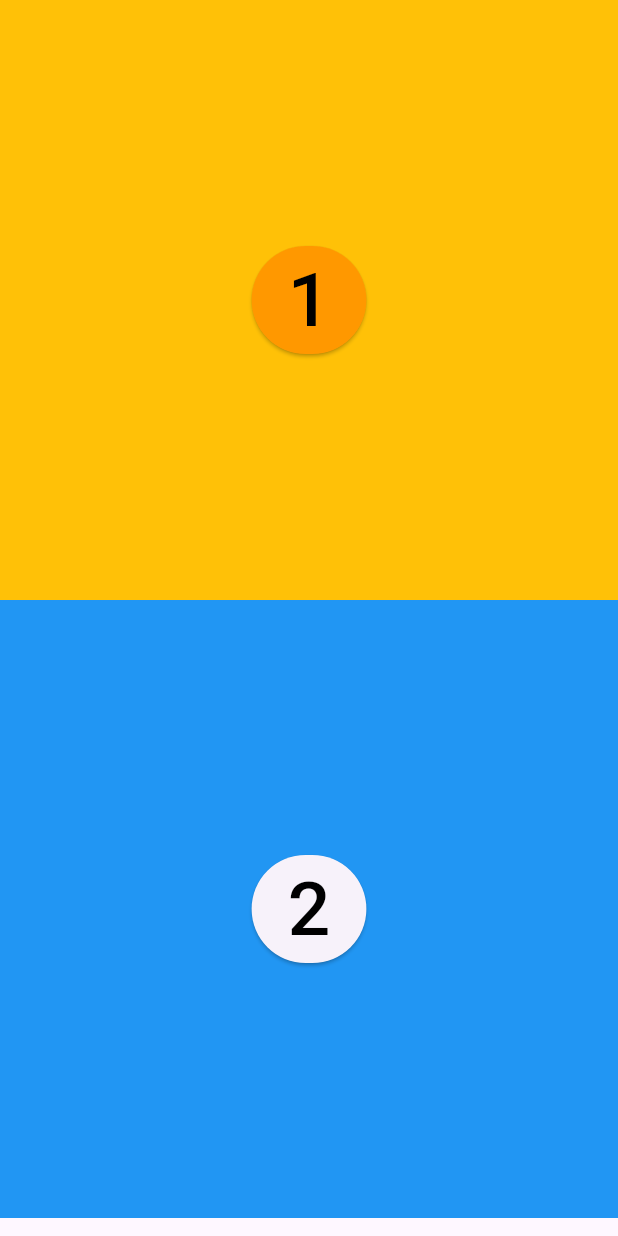
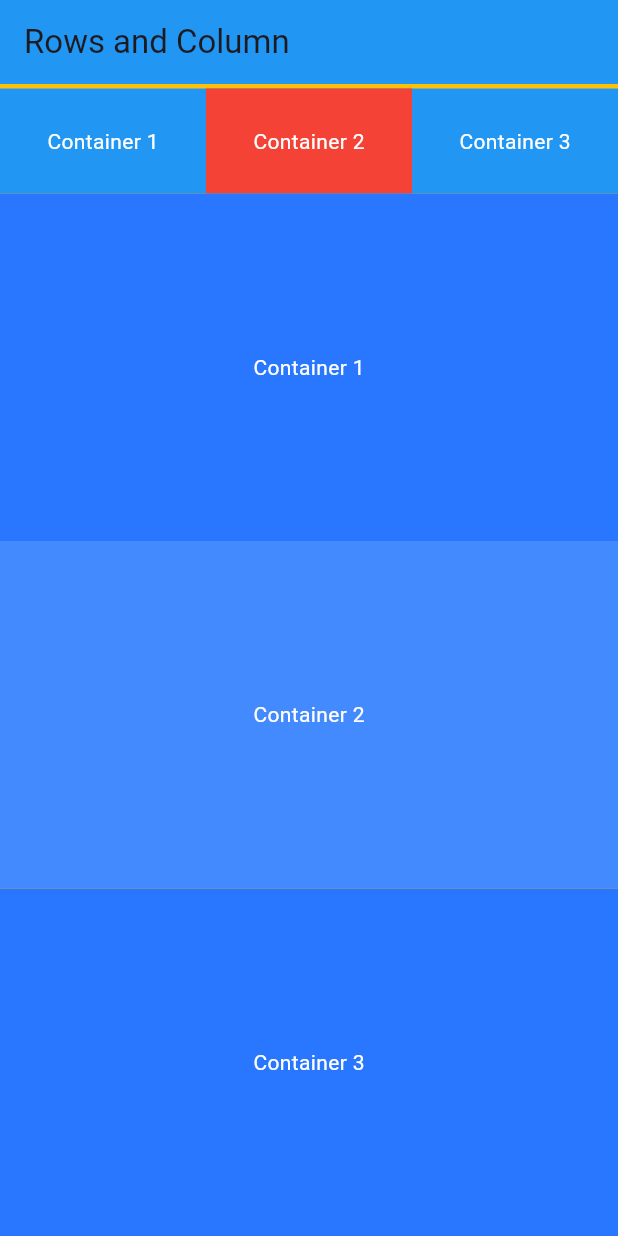
Before and after one commit to ChewanRai1/AppdevClass, a Flutter app: the screen it shows after launch, on a phone screen of 412 x 824 dp. Run offline on Flutter 3.47's test engine with Material 3 defaults, Android fonts, the phone set to English and light mode, and no system bars; missing offline and left inert: dart:ffi.

Commit message:
task rows column complete

```diff
--- a/lib/Screen/task_rowcolumn.dart
+++ b/lib/Screen/task_rowcolumn.dart
@@ -1,14 +1,158 @@
+import 'package:flutter/cupertino.dart';
 import 'package:flutter/material.dart';
+import 'package:flutter/widgets.dart';
 
-class TaskRowcolumn extends StatelessWidget {
-  const TaskRowcolumn({super.key});
+class TaskRowColumnScreen extends StatelessWidget {
+  const TaskRowColumnScreen({super.key});
 
   @override
   Widget build(BuildContext context) {
     return Scaffold(
+      backgroundColor: Colors.amber,
       appBar: AppBar(
-        title: const Text("Rows and Column"),
+        title: const Text('Rows and Column'),
         backgroundColor: Colors.blue,
+      ),
+      body: Column(
+        children: [
+          const SizedBox(
+            height: 3,
+          ),
+          Container(
+            decoration: const BoxDecoration(
+              color: Colors.blue,
+            ),
+            height: 70,
+            child: Row(
+              mainAxisAlignment: MainAxisAlignment.spaceAround,
+              children: [
+                Expanded(
+                  child: Container(
+                    alignment: Alignment.center,
+                    height: 200,
+                    width: double.infinity,
+                    child: const Text(
+                      'Container 1',
+                      style: TextStyle(
+                        color: Colors.white,
+                      ),
+                    ),
+                  ),
+                ),
+                Expanded(
+                  child: Container(
+                    alignment: Alignment.center,
+                    height: 200,
+                    width: double.infinity,
+                    decoration: const BoxDecoration(
+                      color: Colors.red,
+                    ),
+                    child: const Text(
+                      'Container 2',
+                      style: TextStyle(
+                        color: Colors.white,
+                      ),
+                    ),
+                  ),
+                ),
+                Expanded(
+                  child: Container(
+                    alignment: Alignment.center,
+                    height: 200,
+                    width: double.infinity,
+                    child: const Text(
+                      'Container 3',
+                      style: TextStyle(
+                        color: Colors.white,
+                      ),
+                    ),
+                  ),
+                ),
+                // Container(
+                //   child: const Text('Container 1'),
+                // ),
+                // Container(
+                //   alignment: Alignment.center,
+                //   height: 70,
+                //   decoration: const BoxDecoration(
+                //     color: Colors.red,
+                //   ),
+                //   child: const Text('Container 2'),
+                // ),
+                // Container(
+                //   child: const Text('Container 3'),
+                // ),
+              ],
+            ),
+          ),
+          Flexible(
+            fit: FlexFit.loose,
+            child: Container(
+              alignment: Alignment.center,
+              height: 250,
+              width: double.infinity,
+              decoration: const BoxDecoration(
+                color: Color.fromARGB(255, 41, 119, 255),
+              ),
+              child: const Text(
+                'Container 1',
+                style: TextStyle(
+                  color: Colors.white,
+                ),
+              ),
+            ),
+          ),
+          Flexible(
+            fit: FlexFit.loose,
+            child: Container(
+              alignment: Alignment.center,
+              height: 250,
+              width: double.infinity,
+              decoration: const BoxDecoration(
+                color: Colors.blueAccent,
+              ),
+              child: const Text(
+                'Container 2',
+                style: TextStyle(
+                  color: Colors.white,
+                ),
+              ),
+            ),
+          ),
+          // Flexible(
+          //   fit: FlexFit.loose,
+          //   child: Container(
+          //     alignment: Alignment.center,
+          //     height: 200,
+          //     width: double.infinity,
+          //     decoration: const BoxDecoration(
+          //       color: Color.fromARGB(255, 41, 119, 255),
+          //     ),
+          //     child: const Text(
+          //       'Container 3',
+          //       style: TextStyle(
+          //         color: Colors.white,
+          //       ),
+          //     ),
+          //   ),
+          // ),
+          Expanded(
+            child: Container(
+              alignment: Alignment.center,
+              height: 200,
+              width: double.infinity,
+              decoration: const BoxDecoration(
+                color: Color.fromARGB(255, 41, 119, 255),
+              ),
+              child: const Text(
+                'Container 3',
+                style: TextStyle(
+                  color: Colors.white,
+                ),
+              ),
+            ),
+          ),
+        ],
       ),
     );
   }
--- a/lib/app/app.dart
+++ b/lib/app/app.dart
@@ -7,6 +7,7 @@ import 'package:flutter_application_1/Screen/flexible_expanded_screen.dart';
 import 'package:flutter_application_1/Screen/simple_interest.dart';
 // import 'package:flutter_application_1/screen/hello_world_screen.dart';
 import 'package:flutter/material.dart';
+import 'package:flutter_application_1/Screen/task_rowcolumn.dart';
 // import 'package:flutter_application_1/Screen/arithmetic_screen.dart';
 
 class App extends StatelessWidget {
@@ -15,7 +16,7 @@ class App extends StatelessWidget {
   @override
   Widget build(BuildContext context) {
     return MaterialApp(
-      home: FlexibleExpandedScreen(),
+      home: TaskRowColumnScreen(),
     );
   }
 }
```
